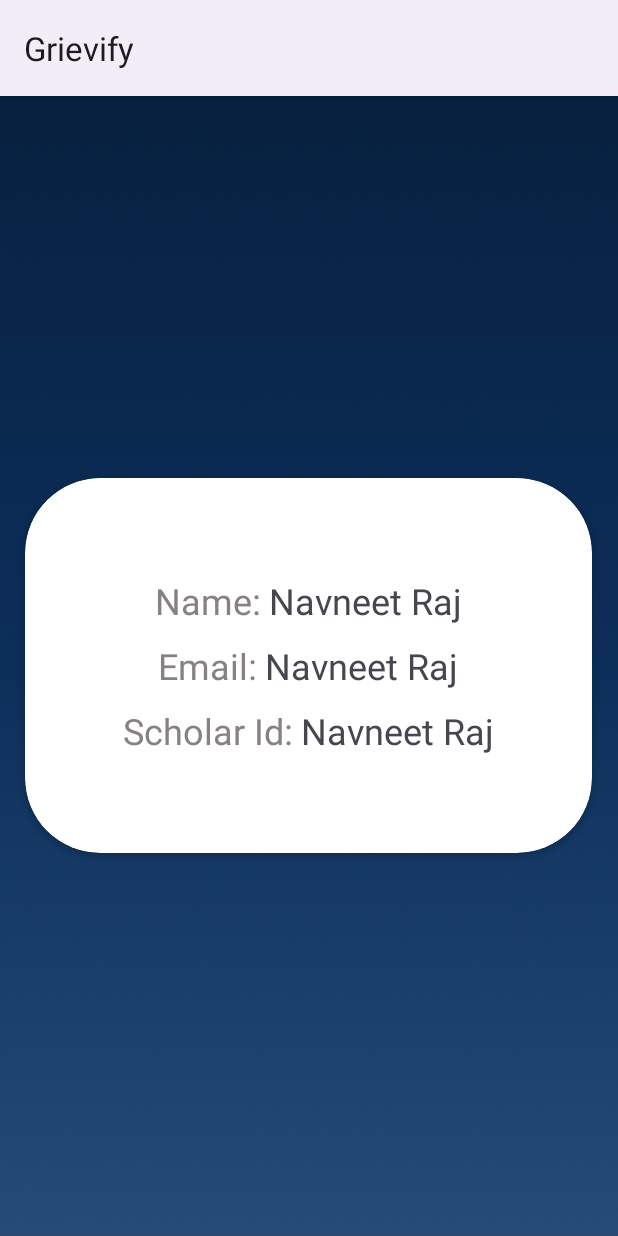
After one commit to navneet-raj-karn/Grievify, an Android app: the fragment ProfileFragment shown on its own in the app's theme, on a phone screen of 412 x 824 dp. The commit adds this screen. Run offline under Robolectric (Android 15) with nearby library versions, the phone set to English and light mode, and no system bars.

Commit message:
Add: Profile Layout

```diff
--- a/app/src/main/java/com/example/grievify/MainActivity.kt
+++ b/app/src/main/java/com/example/grievify/MainActivity.kt
@@ -1,11 +1,31 @@
 package com.example.grievify
 
+import android.content.Intent
 import androidx.appcompat.app.AppCompatActivity
 import android.os.Bundle
+import android.view.Menu
+import android.view.MenuItem
+import com.example.grievify.ui.auth.LoginActivity
+import com.google.firebase.auth.FirebaseAuth
 
 class MainActivity : AppCompatActivity() {
     override fun onCreate(savedInstanceState: Bundle?) {
         super.onCreate(savedInstanceState)
         setContentView(R.layout.activity_main)
     }
+
+    override fun onCreateOptionsMenu(menu: Menu?): Boolean {
+        menuInflater.inflate(R.menu.delete_menu,menu)
+        return true
+    }
+
+    override fun onOptionsItemSelected(item: MenuItem): Boolean {
+        if(item.itemId==R.id.signOut){
+            FirebaseAuth.getInstance().signOut()
+            val intent= Intent(this@MainActivity, LoginActivity::class.java)
+            startActivity(intent)
+            finish()
+        }
+        return super.onOptionsItemSelected(item)
+    }
 }
--- a/app/src/main/java/com/example/grievify/ui/auth/LoginActivity.kt
+++ b/app/src/main/java/com/example/grievify/ui/auth/LoginActivity.kt
@@ -54,4 +54,14 @@ class LoginActivity : AppCompatActivity() {
                 }
             }
     }
+
+    override fun onStart() {
+        super.onStart()
+        val user=auth.currentUser
+        if(user!=null){
+            val intent=Intent(this@LoginActivity, MainActivity::class.java)
+            startActivity(intent)
+            finish()
+        }
+    }
 }
--- /dev/null
+++ b/app/src/main/java/com/example/grievify/ui/main/ProfileFragment.kt
@@ -0,0 +1,20 @@
+package com.example.grievify.ui.main
+
+import android.os.Bundle
+import androidx.fragment.app.Fragment
+import android.view.LayoutInflater
+import android.view.View
+import android.view.ViewGroup
+import com.example.grievify.R
+
+class ProfileFragment : Fragment() {
+
+    override fun onCreateView(
+        inflater: LayoutInflater, container: ViewGroup?,
+        savedInstanceState: Bundle?
+    ): View? {
+        // Inflate the layout for this fragment
+        return inflater.inflate(R.layout.fragment_profile, container, false)
+    }
+
+}
--- /dev/null
+++ b/app/src/main/res/layout/fragment_profile.xml
@@ -0,0 +1,87 @@
+<?xml version="1.0" encoding="utf-8"?>
+<FrameLayout xmlns:android="http://schemas.android.com/apk/res/android"
+    xmlns:tools="http://schemas.android.com/tools"
+    android:layout_width="match_parent"
+    android:layout_height="match_parent"
+    xmlns:app="http://schemas.android.com/apk/res-auto"
+    tools:context=".ui.main.ProfileFragment"
+    android:background="@drawable/background">
+    <androidx.cardview.widget.CardView
+        android:layout_width="wrap_content"
+        android:layout_height="wrap_content"
+        android:layout_gravity="center"
+        app:cardCornerRadius="50dp">
+        <LinearLayout
+            android:layout_width="match_parent"
+            android:layout_height="match_parent"
+            android:layout_margin="60sp"
+            android:orientation="vertical"
+            android:gravity="center">
+            <LinearLayout
+                android:layout_width="wrap_content"
+                android:layout_height="wrap_content"
+                android:orientation="horizontal"
+                android:layout_margin="5sp">
+
+
+    <TextView
+        android:layout_width="wrap_content"
+        android:layout_height="wrap_content"
+        android:text="Name:"
+        android:textSize="24dp"
+        android:textColor="#878181"/>
+                <TextView
+                    android:id="@+id/name"
+                    android:layout_marginStart="5sp"
+                    android:layout_width="wrap_content"
+                    android:layout_height="wrap_content"
+                    android:text="Navneet Raj"
+                    android:textSize="24dp"/>
+            </LinearLayout>
+            <LinearLayout
+                android:layout_width="wrap_content"
+                android:layout_height="wrap_content"
+                android:orientation="horizontal"
+                android:layout_margin="5sp">
+
+
+                <TextView
+                    android:layout_width="wrap_content"
+                    android:layout_height="wrap_content"
+                    android:text="Email:"
+                    android:textSize="24dp"
+                    android:textColor="#878181"/>
+                <TextView
+                    android:id="@+id/email"
+                    android:layout_marginStart="5sp"
+                    android:layout_width="wrap_content"
+                    android:layout_height="wrap_content"
+                    android:text="Navneet Raj"
+                    android:textSize="24dp"/>
+            </LinearLayout>
+            <LinearLayout
+                android:layout_width="wrap_content"
+                android:layout_height="wrap_content"
+                android:orientation="horizontal"
+                android:layout_margin="5sp">
+
+
+                <TextView
+                    android:layout_width="wrap_content"
+                    android:layout_height="wrap_content"
+                    android:text="Scholar Id:"
+                    android:textSize="24dp"
+                    android:textColor="#878181"/>
+                <TextView
+                    android:id="@+id/scholarId"
+                    android:layout_marginStart="5sp"
+                    android:layout_width="wrap_content"
+                    android:layout_height="wrap_content"
+                    android:text="Navneet Raj"
+                    android:textSize="24dp"/>
+            </LinearLayout>
+        </LinearLayout>
+
+    </androidx.cardview.widget.CardView>
+
+</FrameLayout>
--- /dev/null
+++ b/app/src/main/res/menu/delete_menu.xml
@@ -0,0 +1,7 @@
+<?xml version="1.0" encoding="utf-8"?>
+<menu xmlns:android="http://schemas.android.com/apk/res/android">
+
+    <item
+        android:id="@+id/signOut"
+        android:title="Sign Out" />
+</menu>
--- a/app/src/main/res/values-night/themes.xml
+++ b/app/src/main/res/values-night/themes.xml
@@ -1,6 +1,6 @@
 <resources xmlns:tools="http://schemas.android.com/tools">
     <!-- Base application theme. -->
-    <style name="Theme.Grievify" parent="Theme.Material3.DayNight.NoActionBar">
+    <style name="Theme.Grievify" parent="Theme.Material3.Light">
         <!-- Primary brand color. -->
         <item name="colorPrimary">@color/purple_200</item>
         <item name="colorPrimaryVariant">@color/purple_700</item>
--- a/app/src/main/res/values/themes.xml
+++ b/app/src/main/res/values/themes.xml
@@ -1,6 +1,6 @@
 <resources xmlns:tools="http://schemas.android.com/tools">
     <!-- Base application theme. -->
-    <style name="Theme.Grievify" parent="Theme.Material3.DayNight.NoActionBar">
+    <style name="Theme.Grievify" parent="Theme.Material3.DayNight">
         <!-- Primary brand color. -->
         <item name="colorPrimary">@color/purple_500</item>
         <item name="colorPrimaryVariant">@color/purple_700</item>
```
